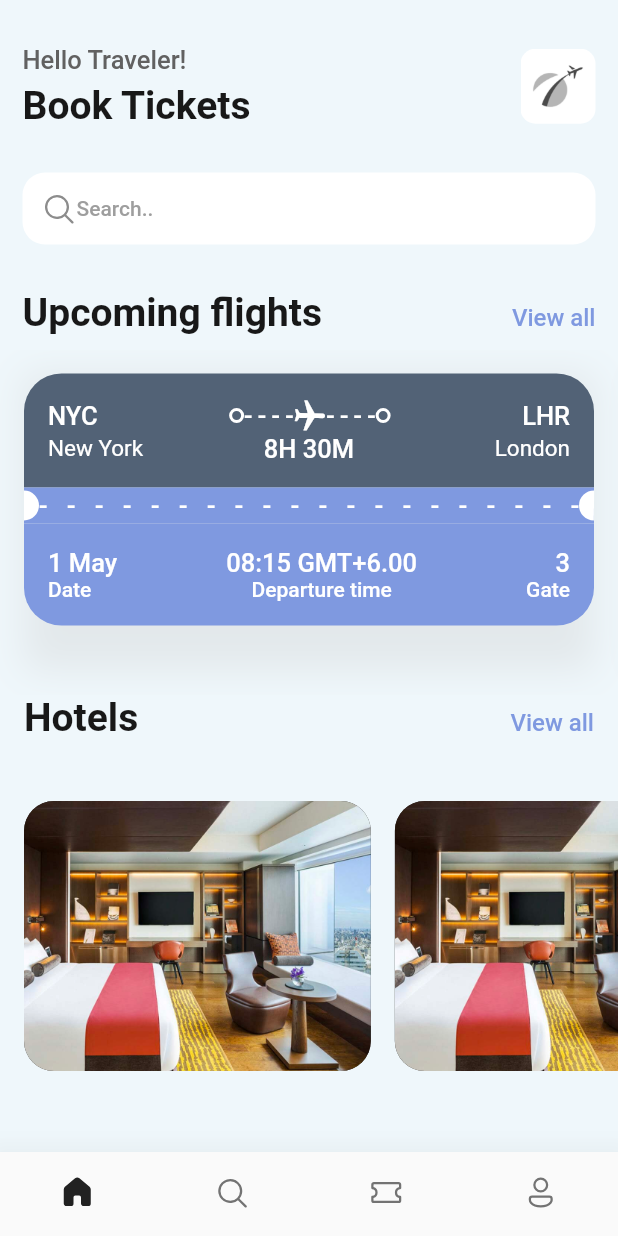
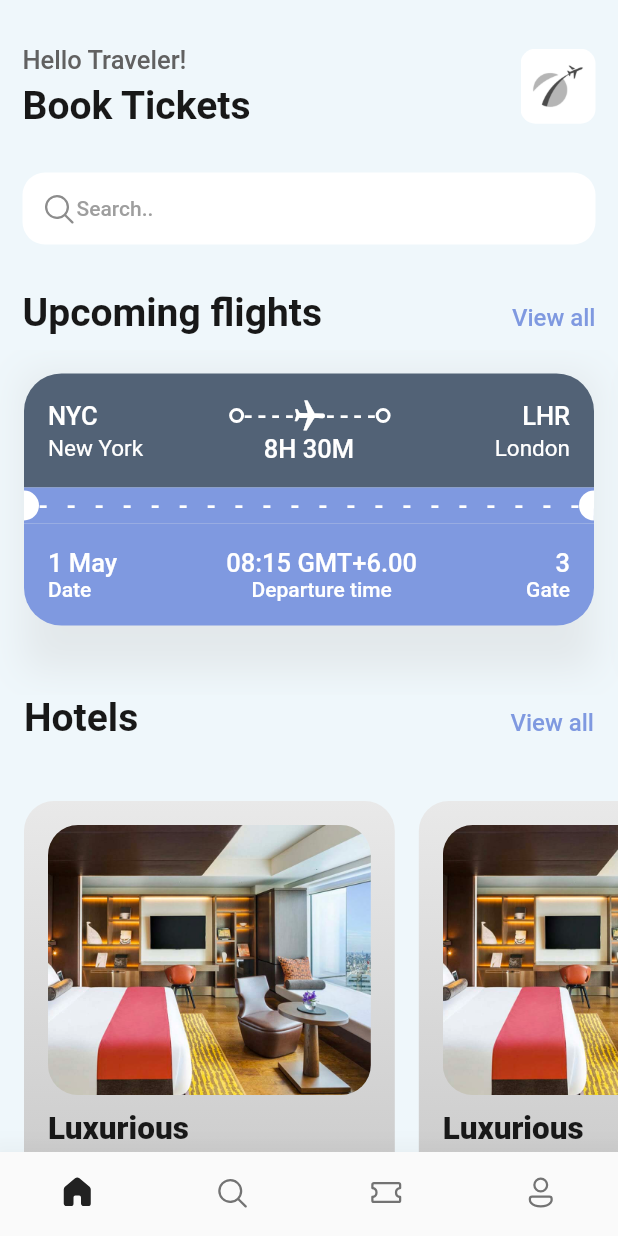
Before and after one commit to xX0ZAK0Xx/Traver, a Flutter app: the screen it shows after launch, on a phone screen of 412 x 824 dp. Run offline on Flutter 3.47's test engine with Material 2 defaults, Android fonts, the phone set to English and light mode, and no system bars; our stand-ins replace fluentui_icons.

```diff
--- a/lib/screens/hotel_screen.dart
+++ b/lib/screens/hotel_screen.dart
@@ -1,3 +1,5 @@
+import 'dart:ui';
+
 import 'package:flutter/material.dart';
 import 'package:traver/utils/app_layout.dart';
 import 'package:traver/utils/app_styles.dart';
@@ -9,21 +11,54 @@ class HotelScreen extends StatelessWidget {
   Widget build(BuildContext context) {
     final size = AppLayout.getSize(context);
     return Container(
-      padding: EdgeInsets.only(right: 16),
+      padding: EdgeInsets.all(16),
+      margin: EdgeInsets.only(right: 16),
       width: size.width*0.6,
       height: 350,
+      decoration: BoxDecoration(
+        borderRadius: BorderRadius.circular(20),
+        gradient: LinearGradient(
+          begin: Alignment.topCenter,
+          end: Alignment.bottomCenter,
+          colors: [
+            Color.fromARGB(255, 233, 233, 233),
+            Color.fromARGB(255, 192, 192, 192),
+          ],
+        )
+      ),
       child: Column(
+        crossAxisAlignment: CrossAxisAlignment.start,
         children: [
-          Container(
-            height: 180,
-            decoration: BoxDecoration(
-              borderRadius: BorderRadius.circular(20),
-              color: Styles.primaryColor,
-              image: DecorationImage(image: AssetImage("assets/images/one.png"), fit: BoxFit.cover),
-            ),
-          ),
+          HotelImage(hotelImage: "assets/images/one.png",),
+          SizedBox(height: 10,),
+          Text("Luxurious", style: Styles.headLineStyle2.copyWith(fontWeight: FontWeight.w900)),
+          SizedBox(height: 10,),
+          Text("London", style: Styles.headLineStyle3.copyWith(fontWeight: FontWeight.w900)),
+          SizedBox(height: 10,),
+          Text("\$30/night", style: Styles.headLineStyle1.copyWith(fontWeight: FontWeight.w900)),
+          SizedBox(height: 10,),
         ],
       ),
     );
   }
 }
+
+class HotelImage extends StatelessWidget {
+  final String hotelImage;
+
+  const HotelImage({super.key, required this.hotelImage});
+
+
+  @override
+  Widget build(BuildContext context) {
+    return Container(
+      height: 180,
+      decoration: BoxDecoration(
+        borderRadius: BorderRadius.circular(20),
+        // color: Styles.primaryColor,
+        image: DecorationImage(image: AssetImage(hotelImage), fit: BoxFit.cover),
+
+      ),
+    );
+  }
+}
```
